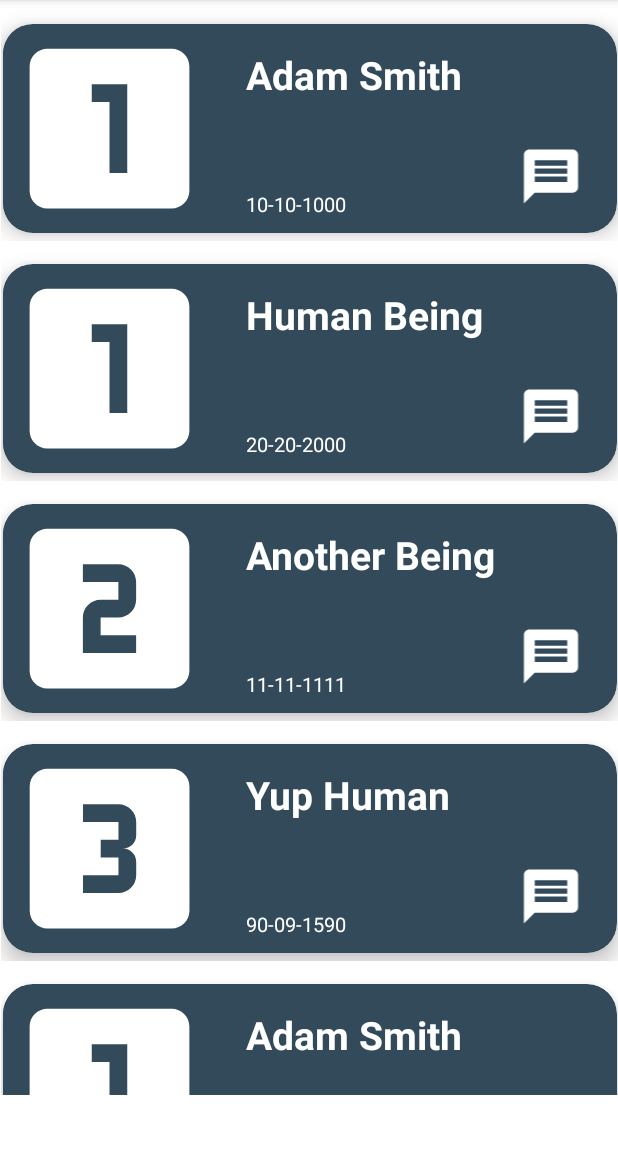
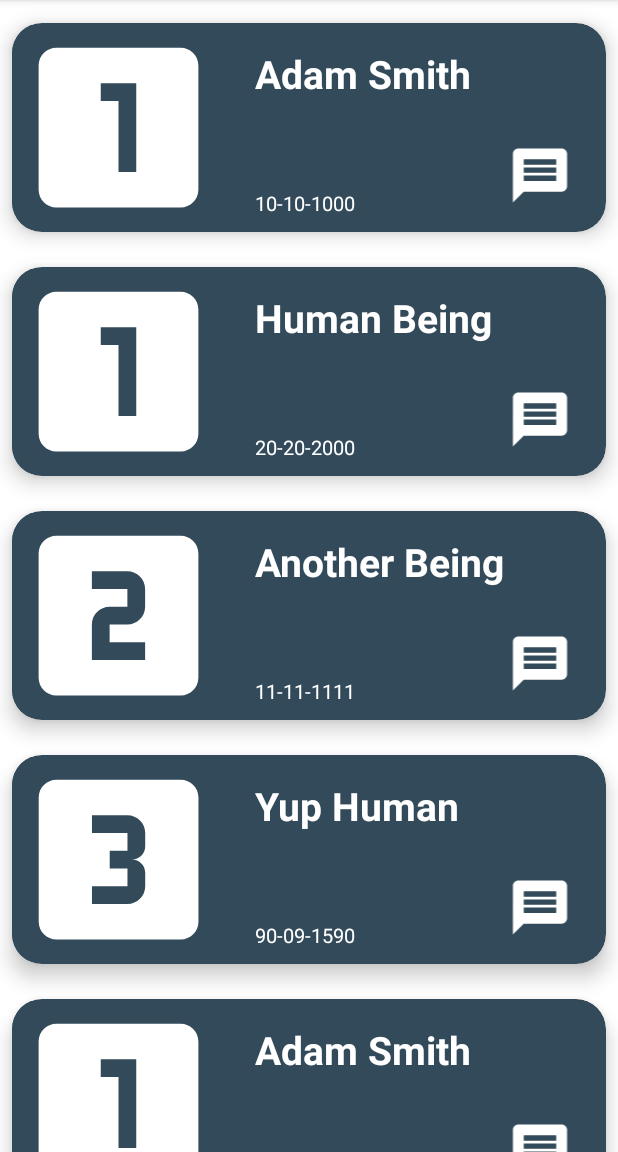
Before and after one commit to jmaydwell1/SpotMe, an Android app: the MainMatchMessageActivity screen opened directly, with no data from a screen before it, on a phone screen of 412 x 824 dp, the part 84-1236 px from its top. Run offline under Robolectric (Android 15) with nearby library versions, the phone set to English and light mode, and no system bars.

Commit message:
Minor changes for the matches page ui

```diff
--- a/app/src/main/res/layout/activity_list_of_matches.xml
+++ b/app/src/main/res/layout/activity_list_of_matches.xml
@@ -7,8 +7,8 @@
 
     <androidx.recyclerview.widget.RecyclerView
         android:id="@+id/matchedRView"
-        android:layout_width="411dp"
-        android:layout_height="729dp"
+        android:layout_width="match_parent"
+        android:layout_height="wrap_content"
         app:layout_constraintBottom_toBottomOf="parent"
         app:layout_constraintEnd_toEndOf="parent"
         app:layout_constraintStart_toStartOf="parent"
--- a/app/src/main/res/layout/matched_r_view_row.xml
+++ b/app/src/main/res/layout/matched_r_view_row.xml
@@ -1,17 +1,13 @@
 <?xml version="1.0" encoding="utf-8"?>
-<androidx.constraintlayout.widget.ConstraintLayout
+<androidx.cardview.widget.CardView
     xmlns:android="http://schemas.android.com/apk/res/android"
     xmlns:app="http://schemas.android.com/apk/res-auto"
     android:layout_width="match_parent"
-    android:layout_height="wrap_content">
-
-    <androidx.cardview.widget.CardView
-        android:layout_width="409dp"
     android:layout_height="wrap_content"
     android:layout_marginStart="8dp"
     android:layout_marginTop="15dp"
     android:layout_marginEnd="8dp"
-        android:layout_marginBottom="5dp"
+    android:layout_marginBottom="8dp"
     app:cardBackgroundColor="@color/spotMe_darkBlue"
     app:cardCornerRadius="20dp"
     app:cardElevation="8dp"
@@ -45,16 +41,17 @@
             android:id="@+id/messageIcon"
             android:layout_width="64dp"
             android:layout_height="43dp"
-                android:layout_marginStart="191dp"
+            android:layout_marginStart="0dp"
             android:layout_marginEnd="12dp"
             app:layout_constraintBottom_toBottomOf="parent"
             app:layout_constraintEnd_toEndOf="parent"
             app:layout_constraintHorizontal_bias="0.0"
-                app:layout_constraintStart_toEndOf="@+id/matchIcon"
             app:layout_constraintTop_toTopOf="parent"
             app:layout_constraintVertical_bias="0.833"
             app:srcCompat="@drawable/ic_baseline_message_24"
             app:tint="@color/white" />
+        <!--            app:layout_constraintStart_toEndOf="@+id/matchIcon"-->
+
 
         <TextView
             android:id="@+id/nameOfMatch"
@@ -92,4 +89,4 @@
             app:layout_constraintVertical_bias="0.0" />
     </androidx.constraintlayout.widget.ConstraintLayout>
 </androidx.cardview.widget.CardView>
-</androidx.constraintlayout.widget.ConstraintLayout>
+<!--</androidx.constraintlayout.widget.ConstraintLayout>-->
```
Lines whose indentation alone changed are shown as unchanged.
